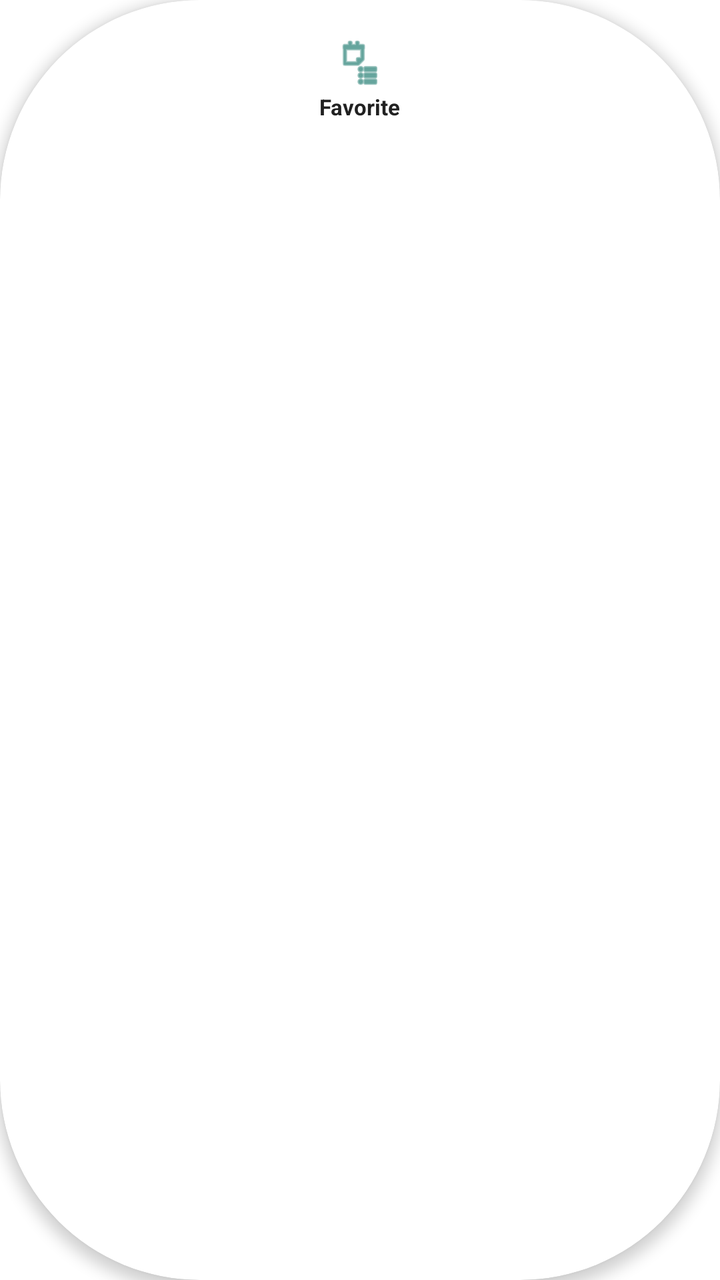
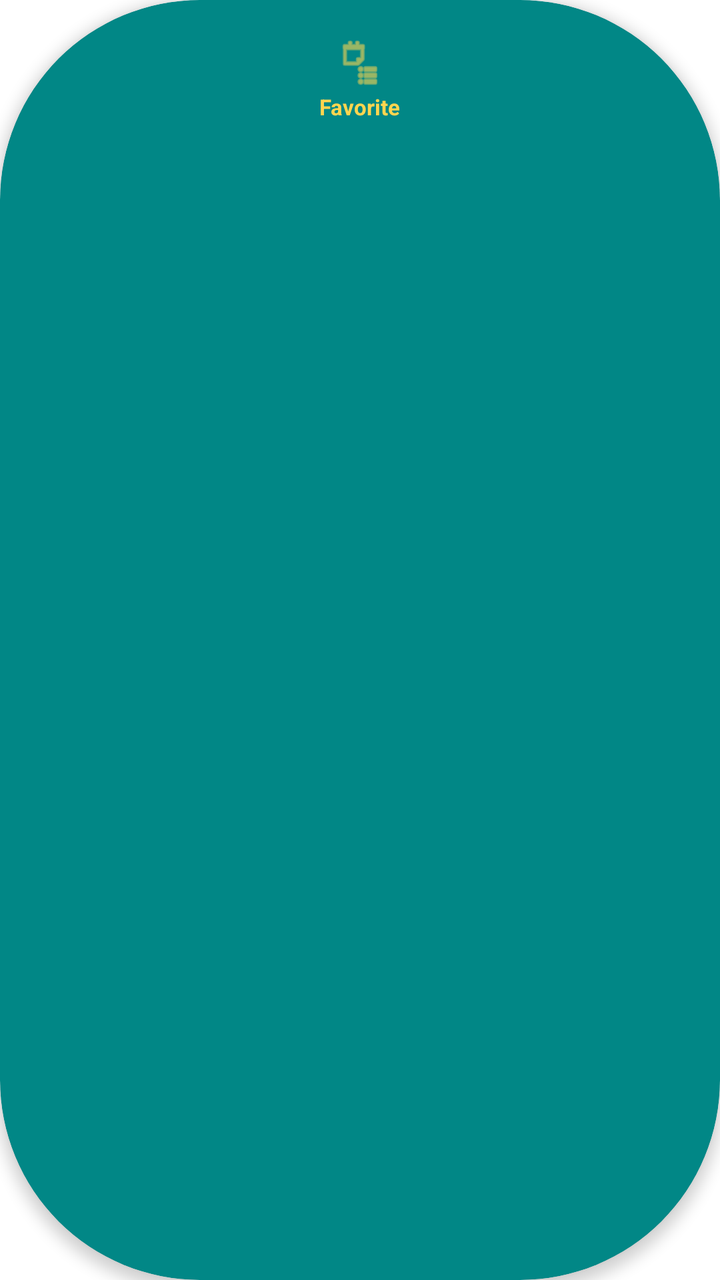

The first picture is an Android layout as it rendered before a commit; the second is the same layout after the commit. The layout source and the unified diff follow.
<!-- AndroidManifest.xml: application theme Theme.MoslemApp -->
<!-- res/layout/item_home_menu.xml -->
<?xml version="1.0" encoding="utf-8"?>
<androidx.cardview.widget.CardView xmlns:android="http://schemas.android.com/apk/res/android"
    xmlns:app="http://schemas.android.com/apk/res-auto"
    android:layout_width="wrap_content"
    android:layout_height="wrap_content"
    android:layout_margin="4dp"
    app:cardCornerRadius="100dp"
    app:cardElevation="4dp"
    app:cardBackgroundColor="@color/white">

    <LinearLayout
        android:layout_width="match_parent"
        android:layout_height="wrap_content"
        android:gravity="center"
        android:minWidth="80dp"
        android:minHeight="80dp"
        android:orientation="vertical"
        android:padding="10dp">

        <ImageView
            android:id="@+id/ivMenuIcon"
            android:layout_width="25dp"
            android:layout_height="25dp"
            android:src="@android:drawable/ic_menu_agenda"
            app:tint="@color/primary_green" />

        <TextView
            android:id="@+id/tvMenuTitle"
            android:layout_width="wrap_content"
            android:layout_height="wrap_content"
            android:layout_marginTop="2dp"
            android:text="Favorite"
            android:textColor="@color/text_primary"
            android:textSize="11sp"
            android:textStyle="bold" />

    </LinearLayout>

</androidx.cardview.widget.CardView>
<!-- resources referenced by this layout -->
<resources>
  <color name="primary_green">#00695C</color>
  <color name="text_primary">#212121</color>
  <color name="white">#FFFFFFFF</color>
  <style name="Theme.MoslemApp" parent="Base.Theme.MoslemApp" />
  <style name="Base.Theme.MoslemApp" parent="Theme.Material3.DayNight.NoActionBar">
  
          <item name="colorPrimary">@color/teal_700</item>
          
          
          
          
          
          
          
          <item name="android:statusBarColor">?attr/colorPrimary</item>
          <item name="android:colorBackground">@android:color/white</item>
      </style>
  <color name="teal_700">#FF018786</color>
</resources>

<!-- the commit's change to res/layout/item_home_menu.xml (unified diff, before → after) -->
@@ -6,7 +6,7 @@
     android:layout_margin="4dp"
     app:cardCornerRadius="100dp"
     app:cardElevation="4dp"
-    app:cardBackgroundColor="@color/white">
+    app:cardBackgroundColor="@color/teal_700">
 
     <LinearLayout
         android:layout_width="match_parent"
@@ -22,7 +22,7 @@
             android:layout_width="25dp"
             android:layout_height="25dp"
             android:src="@android:drawable/ic_menu_agenda"
-            app:tint="@color/primary_green" />
+            app:tint="@color/accent_gold" />
 
         <TextView
             android:id="@+id/tvMenuTitle"
@@ -30,7 +30,7 @@
             android:layout_height="wrap_content"
             android:layout_marginTop="2dp"
             android:text="Favorite"
-            android:textColor="@color/text_primary"
+            android:textColor="@color/accent_gold"
             android:textSize="11sp"
             android:textStyle="bold" />
 
<!-- resource entries referenced after the edit -->
@@ -1,8 +1,6 @@
 <!-- resources referenced by this layout -->
 <resources>
-  <color name="primary_green">#00695C</color>
-  <color name="text_primary">#212121</color>
-  <color name="white">#FFFFFFFF</color>
+  <color name="accent_gold">#FFD54F</color>
   <style name="Theme.MoslemApp" parent="Base.Theme.MoslemApp" />
   <style name="Base.Theme.MoslemApp" parent="Theme.Material3.DayNight.NoActionBar">
   
